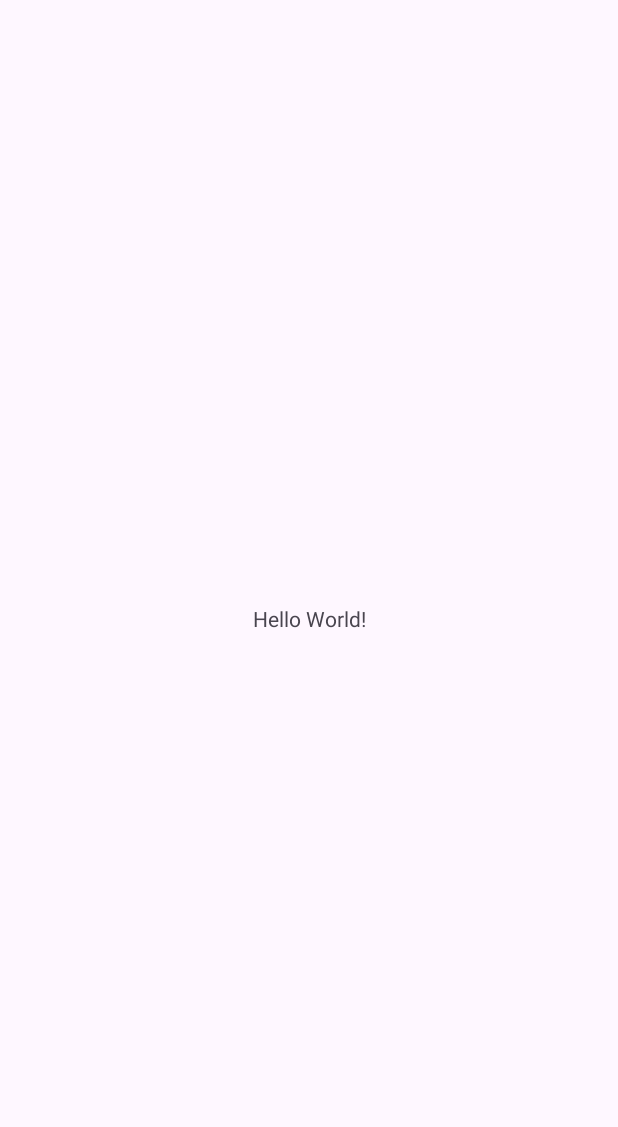
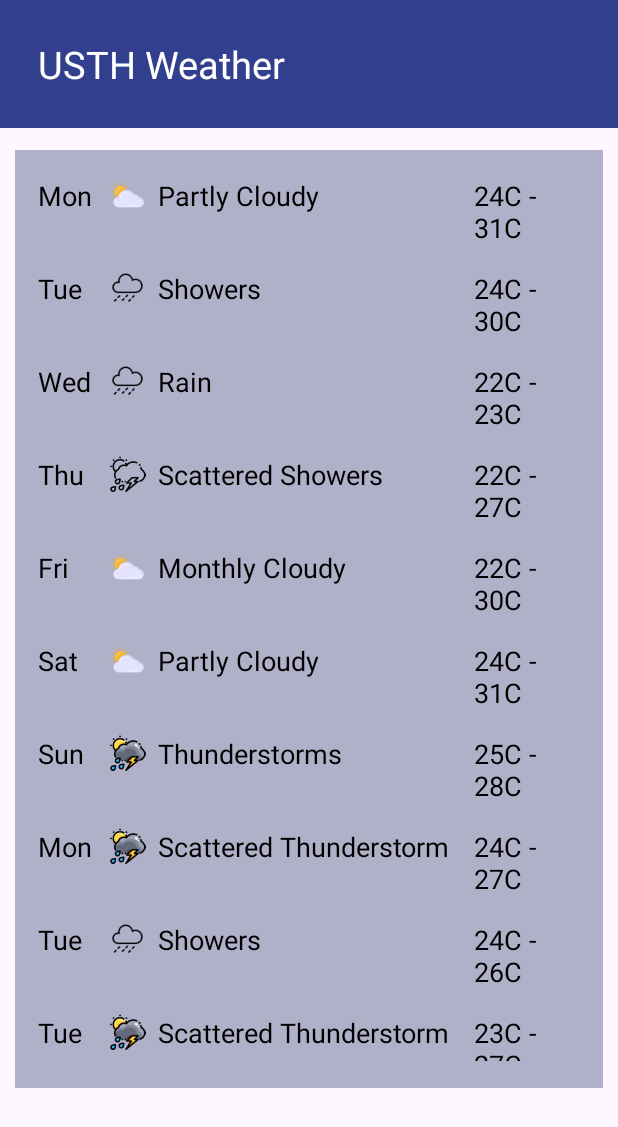
Before and after one commit to levu19181/androiddev2024, an Android app: the screen it shows after launch (MainActivity before the commit, WeatherActivity after it), on a phone screen of 412 x 824 dp. Before the commit the part shown is almost empty. Shown: the top 1127 px of the screen. Run offline under Robolectric (Android 15) with nearby library versions, the phone set to English and light mode, and no system bars.

Commit message:
prac 4+5

```diff
--- a/USTHWeather/app/src/main/AndroidManifest.xml
+++ b/USTHWeather/app/src/main/AndroidManifest.xml
@@ -13,7 +13,7 @@
         android:theme="@style/Theme.USTHWeather"
         tools:targetApi="31">
         <activity
-            android:name=".MainActivity"
+            android:name=".WeatherActivity"
             android:exported="true">
             <intent-filter>
                 <action android:name="android.intent.action.MAIN" />
--- /dev/null
+++ b/USTHWeather/app/src/main/java/vn/edu/usth/weather/ForecastFragment.java
@@ -0,0 +1,70 @@
+package vn.edu.usth.weather;
+
+import android.os.Bundle;
+import android.graphics.Color;
+
+import androidx.annotation.NonNull;
+import androidx.fragment.app.Fragment;
+import android.view.LayoutInflater;
+import android.view.View;
+import android.view.ViewGroup;
+import android.widget.ImageView;
+import android.widget.LinearLayout;
+import android.widget.TextView;
+
+/**
+ * A simple {@link Fragment} subclass.
+ * Use the {@link ForecastFragment#newInstance} factory method to
+ * create an instance of this fragment.
+ */
+public class ForecastFragment extends Fragment {
+
+    // TODO: Rename parameter arguments, choose names that match
+    // the fragment initialization parameters, e.g. ARG_ITEM_NUMBER
+    private static final String ARG_PARAM1 = "param1";
+    private static final String ARG_PARAM2 = "param2";
+
+    // TODO: Rename and change types of parameters
+    private String mParam1;
+    private String mParam2;
+
+    public ForecastFragment() {
+        // Required empty public constructor
+    }
+
+    /**
+     * Use this factory method to create a new instance of
+     * this fragment using the provided parameters.
+     *
+     * @param param1 Parameter 1.
+     * @param param2 Parameter 2.
+     * @return A new instance of fragment ForecastFragment.
+     */
+    // TODO: Rename and change types and number of parameters
+    public static ForecastFragment newInstance(String param1, String param2) {
+        ForecastFragment fragment = new ForecastFragment();
+        Bundle args = new Bundle();
+        args.putString(ARG_PARAM1, param1);
+        args.putString(ARG_PARAM2, param2);
+        fragment.setArguments(args);
+        return fragment;
+    }
+
+    @Override
+    public void onCreate(Bundle savedInstanceState) {
+        super.onCreate(savedInstanceState);
+        if (getArguments() != null) {
+            mParam1 = getArguments().getString(ARG_PARAM1);
+            mParam2 = getArguments().getString(ARG_PARAM2);
+        }
+    }
+
+    @Override
+    public View onCreateView(LayoutInflater inflater, ViewGroup container,
+                             Bundle savedInstanceState) {
+        // Inflate the layout for this fragment
+        View view = inflater.inflate(R.layout.fragment_forecast, container, false);
+
+        return view;
+    }
+}
--- /dev/null
+++ b/USTHWeather/app/src/main/java/vn/edu/usth/weather/WeatherActivity.java
@@ -0,0 +1,54 @@
+package vn.edu.usth.weather;
+
+import android.os.Bundle;
+import android.util.Log;
+import androidx.activity.EdgeToEdge;
+import androidx.appcompat.app.AppCompatActivity;
+import androidx.core.graphics.Insets;
+import androidx.core.view.ViewCompat;
+import androidx.core.view.WindowInsetsCompat;
+import androidx.fragment.app.FragmentTransaction;
+
+public class WeatherActivity extends AppCompatActivity {
+    private static final String TAG = "WeatherActivity";
+    @Override
+    protected void onCreate(Bundle savedInstanceState) {
+        super.onCreate(savedInstanceState);
+        EdgeToEdge.enable(this);
+        setContentView(R.layout.activity_main);
+        ViewCompat.setOnApplyWindowInsetsListener(findViewById(R.id.main), (v, insets) -> {
+            Insets systemBars = insets.getInsets(WindowInsetsCompat.Type.systemBars());
+            v.setPadding(systemBars.left, systemBars.top, systemBars.right, systemBars.bottom);
+            return insets;
+        });
+        ForecastFragment firstFragment = new ForecastFragment();
+        FragmentTransaction transaction = getSupportFragmentManager().beginTransaction();
+        transaction.add(R.id.container,firstFragment);
+        transaction.commit();
+    }
+    @Override
+    protected void onStart(){
+        super.onStart();
+        Log.i(TAG,"onStart called");
+    }
+    @Override
+    protected void onResume(){
+        super.onResume();
+        Log.i(TAG,"onResume called");
+    }
+    @Override
+    protected void onPause(){
+        super.onPause();
+        Log.i(TAG,"onPause called");
+    }
+    @Override
+    protected void onStop(){
+        super.onStop();
+        Log.i(TAG,"onStop called");
+    }
+    @Override
+    protected void onDestroy(){
+        super.onDestroy();
+        Log.i(TAG,"onDestroy called");
+    }
+}
--- /dev/null
+++ b/USTHWeather/app/src/main/java/vn/edu/usth/weather/WeatherFragment.java
@@ -0,0 +1,66 @@
+package vn.edu.usth.weather;
+
+import android.os.Bundle;
+
+import androidx.appcompat.widget.Toolbar;
+import androidx.fragment.app.Fragment;
+
+import android.view.LayoutInflater;
+import android.view.View;
+import android.view.ViewGroup;
+
+/**
+ * A simple {@link Fragment} subclass.
+ * Use the {@link WeatherFragment#newInstance} factory method to
+ * create an instance of this fragment.
+ */
+public class WeatherFragment extends Fragment {
+
+    // TODO: Rename parameter arguments, choose names that match
+    // the fragment initialization parameters, e.g. ARG_ITEM_NUMBER
+    private static final String ARG_PARAM1 = "param1";
+    private static final String ARG_PARAM2 = "param2";
+
+    // TODO: Rename and change types of parameters
+    private String mParam1;
+    private String mParam2;
+
+    public WeatherFragment() {
+        // Required empty public constructor
+    }
+
+    /**
+     * Use this factory method to create a new instance of
+     * this fragment using the provided parameters.
+     *
+     * @param param1 Parameter 1.
+     * @param param2 Parameter 2.
+     * @return A new instance of fragment WeatherFragment.
+     */
+    // TODO: Rename and change types and number of parameters
+    public static WeatherFragment newInstance(String param1, String param2) {
+        WeatherFragment fragment = new WeatherFragment();
+        Bundle args = new Bundle();
+        args.putString(ARG_PARAM1, param1);
+        args.putString(ARG_PARAM2, param2);
+        fragment.setArguments(args);
+        return fragment;
+    }
+
+    @Override
+    public void onCreate(Bundle savedInstanceState) {
+        super.onCreate(savedInstanceState);
+        if (getArguments() != null) {
+            mParam1 = getArguments().getString(ARG_PARAM1);
+            mParam2 = getArguments().getString(ARG_PARAM2);
+        }
+    }
+
+    @Override
+    public View onCreateView(LayoutInflater inflater, ViewGroup container,
+                             Bundle savedInstanceState) {
+        View view = inflater.inflate(R.layout.fragment_forecast, container, false);
+
+        return view;
+    }
+}
--- a/USTHWeather/app/src/main/res/layout/activity_main.xml
+++ b/USTHWeather/app/src/main/res/layout/activity_main.xml
@@ -5,15 +5,16 @@
     android:id="@+id/main"
     android:layout_width="match_parent"
     android:layout_height="match_parent"
-    tools:context=".MainActivity">
+    tools:context=".WeatherActivity">
 
-    <TextView
-        android:layout_width="wrap_content"
-        android:layout_height="wrap_content"
-        android:text="Hello World!"
+    <FrameLayout
+        android:id="@+id/container"
+        android:layout_width="0dp"
+        android:layout_height="0dp"
+        app:layout_constraintTop_toTopOf="parent"
         app:layout_constraintBottom_toBottomOf="parent"
+        app:layout_constraintStart_toStartOf="parent"
         app:layout_constraintEnd_toEndOf="parent"
-        app:layout_constraintStart_toStartOf="parent"
-        app:layout_constraintTop_toTopOf="parent" />
+        />
 
 </androidx.constraintlayout.widget.ConstraintLayout>
--- /dev/null
+++ b/USTHWeather/app/src/main/res/layout/fragment_forecast.xml
@@ -0,0 +1,430 @@
+<?xml version="1.0" encoding="utf-8"?>
+<androidx.coordinatorlayout.widget.CoordinatorLayout
+    xmlns:android="http://schemas.android.com/apk/res/android"
+    xmlns:app="http://schemas.android.com/apk/res-auto"
+    xmlns:tools="http://schemas.android.com/tools"
+    android:layout_width="match_parent"
+    android:layout_height="match_parent"
+    tools:context=".ForecastFragment">
+
+    <FrameLayout
+        android:id="@+id/frameLayout"
+        android:layout_width="match_parent"
+        android:layout_height="match_parent"
+        app:layout_anchor="@+id/frameLayout"
+        app:layout_anchorGravity="center">
+
+
+    </FrameLayout>
+
+    <LinearLayout
+        android:layout_width="match_parent"
+        android:layout_height="wrap_content"
+        android:orientation="horizontal"
+        android:background="@color/myCustomColor_323F8F"
+        android:padding="25dp">
+
+        <TextView
+            android:id="@+id/headerTextView"
+            android:layout_width="wrap_content"
+            android:layout_height="wrap_content"
+            android:text="USTH Weather"
+            android:textColor="@android:color/white"
+            android:textSize="25sp" />
+    </LinearLayout>
+
+    <LinearLayout
+        android:layout_width="match_parent"
+        android:layout_height="625dp"
+        android:layout_marginTop="100dp"
+        android:layout_marginLeft = "10dp"
+        android:layout_marginRight = "10dp"
+        android:layout_marginBottom = "10dp"
+        android:background="@color/myCustomColor_B0B0C9"
+        android:orientation="vertical"
+        android:padding="10dp">
+
+        <!-- MONDAY -->
+        <LinearLayout
+            android:layout_width="match_parent"
+            android:layout_height="wrap_content"
+            android:orientation="horizontal"
+            android:paddingVertical="8dp">
+
+            <TextView
+                android:layout_width="50dp"
+                android:layout_height="wrap_content"
+                android:text="Mon"
+                android:paddingStart="5dp"
+                android:paddingEnd="5dp"
+                android:textSize="18sp"
+                android:textColor="#000" />
+
+            <ImageView
+                android:layout_width="30dp"
+                android:layout_height="24dp"
+                android:src="@drawable/partly_cloudy" />
+
+            <TextView
+                android:layout_width="200dp"
+                android:layout_height="wrap_content"
+                android:text="Partly Cloudy"
+                android:textSize="18sp"
+                android:textColor="#000"
+                android:paddingStart="5dp"/>
+
+            <TextView
+                android:layout_width="wrap_content"
+                android:layout_height="wrap_content"
+                android:layout_marginStart="16dp"
+                android:text="24C - 31C"
+                android:textSize="18sp"
+                android:textColor="#000" />
+        </LinearLayout>
+
+        <!-- TUESDAY -->
+        <LinearLayout
+            android:layout_width="match_parent"
+            android:layout_height="wrap_content"
+            android:orientation="horizontal"
+            android:paddingVertical="8dp">
+
+            <TextView
+                android:layout_width="50dp"
+                android:layout_height="wrap_content"
+                android:text="Tue"
+                android:paddingStart="5dp"
+                android:paddingEnd="5dp"
+                android:textSize="18sp"
+                android:textColor="#000" />
+
+            <ImageView
+                android:layout_width="30dp"
+                android:layout_height="24dp"
+                android:src="@drawable/showers" />
+
+            <TextView
+                android:layout_width="200dp"
+                android:layout_height="wrap_content"
+                android:paddingStart="5dp"
+                android:text="Showers"
+                android:textColor="#000"
+                android:textSize="18sp" />
+
+            <TextView
+                android:layout_width="wrap_content"
+                android:layout_height="wrap_content"
+                android:layout_marginStart="16dp"
+                android:text="24C - 30C"
+                android:textSize="18sp"
+                android:textColor="#000" />
+        </LinearLayout>
+
+        <!-- WEDNESDAY -->
+        <LinearLayout
+            android:layout_width="match_parent"
+            android:layout_height="wrap_content"
+            android:orientation="horizontal"
+            android:paddingVertical="8dp">
+
+            <TextView
+                android:layout_width="50dp"
+                android:layout_height="wrap_content"
+                android:text="Wed"
+                android:paddingStart="5dp"
+                android:paddingEnd="5dp"
+                android:textSize="18sp"
+                android:textColor="#000" />
+
+            <ImageView
+                android:layout_width="30dp"
+                android:layout_height="24dp"
+                android:src="@drawable/showers" />
+
+            <TextView
+                android:layout_width="200dp"
+                android:layout_height="wrap_content"
+                android:text="Rain"
+                android:textSize="18sp"
+                android:textColor="#000"
+                android:paddingStart="5dp"/>
+
+            <TextView
+                android:layout_width="wrap_content"
+                android:layout_height="wrap_content"
+                android:layout_marginStart="16dp"
+                android:text="22C - 23C"
+                android:textSize="18sp"
+                android:textColor="#000" />
+        </LinearLayout>
+
+        <!-- Thursday -->
+        <LinearLayout
+            android:layout_width="match_parent"
+            android:layout_height="wrap_content"
+            android:orientation="horizontal"
+            android:paddingVertical="8dp">
+
+            <TextView
+                android:layout_width="50dp"
+                android:layout_height="wrap_content"
+                android:text="Thu"
+                android:paddingStart="5dp"
+                android:paddingEnd="5dp"
+                android:textSize="18sp"
+                android:textColor="#000" />
+
+            <ImageView
+                android:layout_width="30dp"
+                android:layout_height="24dp"
+                android:src="@drawable/scattered_showers" />
+
+            <TextView
+                android:layout_width="200dp"
+                android:layout_height="wrap_content"
+                android:text="Scattered Showers"
+                android:textSize="18sp"
+                android:textColor="#000"
+                android:paddingStart="5dp"/>
+
+            <TextView
+                android:layout_width="wrap_content"
+                android:layout_height="wrap_content"
+                android:layout_marginStart="16dp"
+                android:text="22C - 27C"
+                android:textSize="18sp"
+                android:textColor="#000" />
+        </LinearLayout>
+
+        <!-- Friday -->
+        <LinearLayout
+            android:layout_width="match_parent"
+            android:layout_height="wrap_content"
+            android:orientation="horizontal"
+            android:paddingVertical="8dp">
+
+            <TextView
+                android:layout_width="50dp"
+                android:layout_height="wrap_content"
+                android:text="Fri"
+                android:paddingStart="5dp"
+                android:paddingEnd="5dp"
+                android:textSize="18sp"
+                android:textColor="#000" />
+
+            <ImageView
+                android:layout_width="30dp"
+                android:layout_height="24dp"
+                android:src="@drawable/partly_cloudy" />
+
+            <TextView
+                android:layout_width="200dp"
+                android:layout_height="wrap_content"
+                android:text="Monthly Cloudy"
+                android:textSize="18sp"
+                android:textColor="#000"
+                android:paddingStart="5dp"/>
+
+            <TextView
+                android:layout_width="wrap_content"
+                android:layout_height="wrap_content"
+                android:layout_marginStart="16dp"
+                android:text="22C - 30C"
+                android:textSize="18sp"
+                android:textColor="#000" />
+        </LinearLayout>
+
+        <!-- SATURDAY -->
+        <LinearLayout
+            android:layout_width="match_parent"
+            android:layout_height="wrap_content"
+            android:orientation="horizontal"
+            android:paddingVertical="8dp">
+
+            <TextView
+                android:layout_width="50dp"
+                android:layout_height="wrap_content"
+                android:text="Sat"
+                android:paddingStart="5dp"
+                android:paddingEnd="5dp"
+                android:textSize="18sp"
+                android:textColor="#000" />
+
+            <ImageView
+                android:layout_width="30dp"
+                android:layout_height="24dp"
+                android:src="@drawable/partly_cloudy" />
+
+            <TextView
+                android:layout_width="200dp"
+                android:layout_height="wrap_content"
+                android:text="Partly Cloudy"
+                android:textSize="18sp"
+                android:textColor="#000"
+                android:paddingStart="5dp"/>
+
+            <TextView
+                android:layout_width="wrap_content"
+                android:layout_height="wrap_content"
+                android:layout_marginStart="16dp"
+                android:text="24C - 31C"
+                android:textSize="18sp"
+                android:textColor="#000" />
+        </LinearLayout>
+
+        <!-- SUNDAY -->
+        <LinearLayout
+            android:layout_width="match_parent"
+            android:layout_height="wrap_content"
+            android:orientation="horizontal"
+            android:paddingVertical="8dp">
+
+            <TextView
+                android:layout_width="50dp"
+                android:layout_height="wrap_content"
+                android:text="Sun"
+                android:paddingStart="5dp"
+                android:paddingEnd="5dp"
+                android:textSize="18sp"
+                android:textColor="#000" />
+
+            <ImageView
+                android:layout_width="30dp"
+                android:layout_height="24dp"
+                android:src="@drawable/scattered_thunderstorms" />
+
+            <TextView
+                android:layout_width="200dp"
+                android:layout_height="wrap_content"
+                android:text="Thunderstorms"
+                android:textSize="18sp"
+                android:textColor="#000"
+                android:paddingStart="5dp"/>
+
+            <TextView
+                android:layout_width="wrap_content"
+                android:layout_height="wrap_content"
+                android:layout_marginStart="16dp"
+                android:text="25C - 28C"
+                android:textSize="18sp"
+                android:textColor="#000" />
+        </LinearLayout>
+
+        <!-- MONDAY 2 -->
+        <LinearLayout
+            android:layout_width="match_parent"
+            android:layout_height="wrap_content"
+            android:orientation="horizontal"
+            android:paddingVertical="8dp">
+
+            <TextView
+                android:layout_width="50dp"
+                android:layout_height="wrap_content"
+                android:text="Mon"
+                android:paddingStart="5dp"
+                android:paddingEnd="5dp"
+                android:textSize="18sp"
+                android:textColor="#000" />
+
+            <ImageView
+                android:layout_width="30dp"
+                android:layout_height="24dp"
+                android:src="@drawable/scattered_thunderstorms" />
+
+            <TextView
+                android:layout_width="200dp"
+                android:layout_height="wrap_content"
+                android:text="Scattered Thunderstorm"
+                android:textSize="18sp"
+                android:textColor="#000"
+                android:paddingStart="5dp"/>
+
+            <TextView
+                android:layout_width="wrap_content"
+                android:layout_height="wrap_content"
+                android:layout_marginStart="16dp"
+                android:text="24C - 27C"
+                android:textSize="18sp"
+                android:textColor="#000" />
+        </LinearLayout>
+
+        <!-- TUESDAY 2 -->
+        <LinearLayout
+            android:layout_width="match_parent"
+            android:layout_height="wrap_content"
+            android:orientation="horizontal"
+            android:paddingVertical="8dp">
+
+            <TextView
+                android:layout_width="50dp"
+                android:layout_height="wrap_content"
+                android:text="Tue"
+                android:paddingStart="5dp"
+                android:paddingEnd="5dp"
+                android:textSize="18sp"
+                android:textColor="#000" />
+
+            <ImageView
+                android:layout_width="30dp"
+                android:layout_height="24dp"
+                android:src="@drawable/showers" />
+
+            <TextView
+                android:layout_width="200dp"
+                android:layout_height="wrap_content"
+                android:text="Showers"
+                android:textSize="18sp"
+                android:textColor="#000"
+                android:paddingStart="5dp"/>
+
+            <TextView
+                android:layout_width="wrap_content"
+                android:layout_height="wrap_content"
+                android:layout_marginStart="16dp"
+                android:text="24C - 26C"
+                android:textSize="18sp"
+                android:textColor="#000" />
+        </LinearLayout>
+
+        <!-- WEDNESDAY 2-->
+        <LinearLayout
+            android:layout_width="match_parent"
+            android:layout_height="wrap_content"
+            android:orientation="horizontal"
+            android:paddingVertical="8dp">
+
+            <TextView
+                android:layout_width="50dp"
+                android:layout_height="wrap_content"
+                android:text="Tue"
+                android:paddingStart="5dp"
+                android:paddingEnd="5dp"
+                android:textSize="18sp"
+                android:textColor="#000" />
+
+            <ImageView
+                android:layout_width="30dp"
+                android:layout_height="24dp"
+                android:src="@drawable/scattered_thunderstorms" />
+
+            <TextView
+                android:layout_width="200dp"
+                android:layout_height="wrap_content"
+                android:text="Scattered Thunderstorm"
+                android:textSize="18sp"
+                android:textColor="#000"
+                android:paddingStart="5dp"/>
+
+            <TextView
+                android:layout_width="wrap_content"
+                android:layout_height="wrap_content"
+                android:layout_marginStart="16dp"
+                android:text="23C - 27C"
+                android:textSize="18sp"
+                android:textColor="#000" />
+        </LinearLayout>
+
+
+    </LinearLayout>
+
+</androidx.coordinatorlayout.widget.CoordinatorLayout>
--- /dev/null
+++ b/USTHWeather/app/src/main/res/layout/fragment_weather.xml
@@ -0,0 +1,14 @@
+<?xml version="1.0" encoding="utf-8"?>
+<FrameLayout xmlns:android="http://schemas.android.com/apk/res/android"
+    xmlns:tools="http://schemas.android.com/tools"
+    android:layout_width="match_parent"
+    android:layout_height="match_parent"
+    tools:context=".WeatherFragment">
+
+    <!-- TODO: Update blank fragment layout -->
+    <TextView
+        android:layout_width="match_parent"
+        android:layout_height="match_parent"
+        android:text="@string/hello_blank_fragment" />
+
+</FrameLayout>
--- /dev/null
+++ b/USTHWeather/app/src/main/res/mipmap-anydpi-v26/ic_launcher.xml
@@ -0,0 +1,6 @@
+<?xml version="1.0" encoding="utf-8"?>
+<adaptive-icon xmlns:android="http://schemas.android.com/apk/res/android">
+    <background android:drawable="@drawable/ic_launcher_background" />
+    <foreground android:drawable="@drawable/ic_launcher_foreground" />
+    <monochrome android:drawable="@drawable/ic_launcher_foreground" />
+</adaptive-icon>
--- /dev/null
+++ b/USTHWeather/app/src/main/res/mipmap-anydpi-v26/ic_launcher_round.xml
@@ -0,0 +1,6 @@
+<?xml version="1.0" encoding="utf-8"?>
+<adaptive-icon xmlns:android="http://schemas.android.com/apk/res/android">
+    <background android:drawable="@drawable/ic_launcher_background" />
+    <foreground android:drawable="@drawable/ic_launcher_foreground" />
+    <monochrome android:drawable="@drawable/ic_launcher_foreground" />
+</adaptive-icon>
--- a/USTHWeather/app/src/main/res/values/colors.xml
+++ b/USTHWeather/app/src/main/res/values/colors.xml
@@ -2,4 +2,7 @@
 <resources>
     <color name="black">#FF000000</color>
     <color name="white">#FFFFFFFF</color>
+
+    <color name="myCustomColor_323F8F">#323F8F</color>
+    <color name="myCustomColor_B0B0C9">#B0B0C9</color>
 </resources>
--- a/USTHWeather/app/src/main/res/values/strings.xml
+++ b/USTHWeather/app/src/main/res/values/strings.xml
@@ -1,3 +1,5 @@
 <resources>
-    <string name="app_name">USTH Weather</string>
+    <string name="app_name">USTHWeather</string>
+    <!-- TODO: Remove or change this placeholder text -->
+    <string name="hello_blank_fragment">Hello blank fragment</string>
 </resources>
```
Also changed, not shown: USTHWeather/app/build.gradle.kts (+6 -11 lines), USTHWeather/app/src/main/res/drawable/partly_cloudy.png (added), USTHWeather/app/src/main/res/drawable/scattered_showers.png (added), USTHWeather/app/src/main/res/drawable/scattered_thunderstorms.png (added), USTHWeather/app/src/main/res/drawable/showers.png (added), USTHWeather/app/src/main/res/drawable/sunny.png (added), 2 other files.
